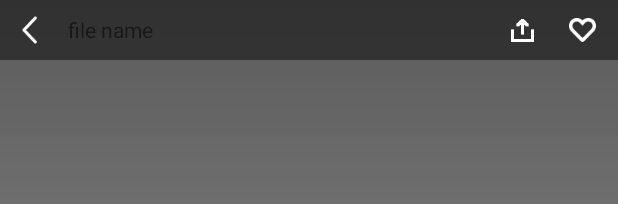
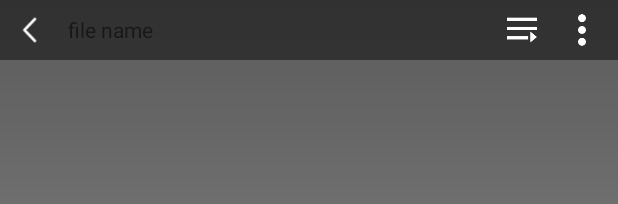
Before and after one commit to githubyzd/MangoPlayer, an Android app: the layout mymediacontroller.xml on its own in the app's theme, with its tools: preview values and no code run, on a phone screen of 412 x 824 dp. Shown: the top 204 px of the screen. Run offline under Robolectric (Android 15) with nearby library versions, the phone set to English and light mode, and no system bars.

Commit message:
点击事件优化

```diff
--- a/app/src/main/res/layout/mymediacontroller.xml
+++ b/app/src/main/res/layout/mymediacontroller.xml
@@ -16,12 +16,11 @@
             android:gravity="center_vertical"
             android:orientation="horizontal">
 
-            <ImageButton
+            <ImageView
                 android:id="@+id/mediacontroller_top_back"
                 android:layout_width="@dimen/scan_height"
                 android:layout_height="match_parent"
                 android:layout_alignParentLeft="true"
-                android:background="@null"
                 android:src="@drawable/ic_player_close_white" />
 
             <TextView
@@ -37,24 +36,24 @@
                 android:maxLines="1"
                 android:text="file name" />
 
-            <ImageButton
-                android:id="@+id/mediacontroller_share"
+            <ImageView
+                android:id="@+id/mediacontroller_list"
                 android:layout_width="@dimen/scan_height"
                 android:layout_height="match_parent"
                 android:layout_alignParentRight="true"
-                android:background="@null"
-                android:src="@drawable/ic_action_share_without_padding" />
+                android:padding="@dimen/margin_10dp"
+                android:scaleType="fitCenter"
+                android:src="@drawable/video_list" />
 
-            <ImageButton
-                android:id="@+id/mediacontroller_favorite"
+            <ImageView
+                android:id="@+id/mediacontroller_more"
                 android:layout_width="@dimen/scan_height"
                 android:layout_height="match_parent"
                 android:layout_alignParentTop="true"
                 android:layout_marginRight="@dimen/margin_4dp"
-                android:layout_toLeftOf="@+id/mediacontroller_share"
-                android:layout_toStartOf="@+id/mediacontroller_share"
-                android:background="@null"
-                android:src="@drawable/ic_action_favorites" />
+                android:padding="@dimen/margin_6dp"
+                android:scaleType="fitCenter"
+                android:src="@drawable/video_more" />
         </LinearLayout>
 
         <RelativeLayout
@@ -98,10 +97,10 @@
 
             <ImageView
                 android:id="@+id/speed_up"
-                android:src="@drawable/speed_up"
+                android:layout_width="match_parent"
+                android:layout_height="@dimen/dp_30dp"
                 android:padding="@dimen/margin_4dp"
-                android:layout_width="match_parent"
-                android:layout_height="@dimen/dp_30dp" />
+                android:src="@drawable/speed_up" />
 
             <View
                 android:layout_width="match_parent"
@@ -124,10 +123,10 @@
 
             <ImageView
                 android:id="@+id/speed_increase"
+                android:layout_width="match_parent"
+                android:layout_height="@dimen/dp_30dp"
                 android:padding="@dimen/margin_4dp"
-                android:src="@drawable/speed_increase"
-                android:layout_width="match_parent"
-                android:layout_height="@dimen/dp_30dp" />
+                android:src="@drawable/speed_increase" />
         </LinearLayout>
 
         <LinearLayout
@@ -181,18 +180,21 @@
                 android:paddingRight="@dimen/margin_10dp">
 
                 <ImageView
+                    android:id="@+id/lock"
                     android:layout_width="0dp"
                     android:layout_height="@dimen/dp_26dp"
                     android:layout_weight="1"
                     android:src="@drawable/unlock" />
 
                 <ImageView
+                    android:id="@+id/pre"
                     android:layout_width="0dp"
                     android:layout_height="@dimen/dp_30dp"
                     android:layout_weight="1"
                     android:src="@drawable/pre" />
 
                 <ImageView
+                    android:id="@+id/back_speed"
                     android:layout_width="0dp"
                     android:layout_height="@dimen/dp_30dp"
                     android:layout_weight="1"
@@ -206,12 +208,14 @@
                     android:src="@drawable/paly_selector" />
 
                 <ImageView
+                    android:id="@+id/speed"
                     android:layout_width="0dp"
                     android:layout_height="@dimen/dp_30dp"
                     android:layout_weight="1"
                     android:src="@drawable/speed" />
 
                 <ImageView
+                    android:id="@+id/beh"
                     android:layout_width="0dp"
                     android:layout_height="@dimen/dp_30dp"
                     android:layout_weight="1"
```
Also changed, not shown: app/src/main/java/com/mango/player/util/CustomMediaController.java (+89 -37 lines), app/src/main/res/drawable-xhdpi-v4/video_list.png (added), app/src/main/res/drawable-xhdpi-v4/video_more.png (added), 1 other file.
